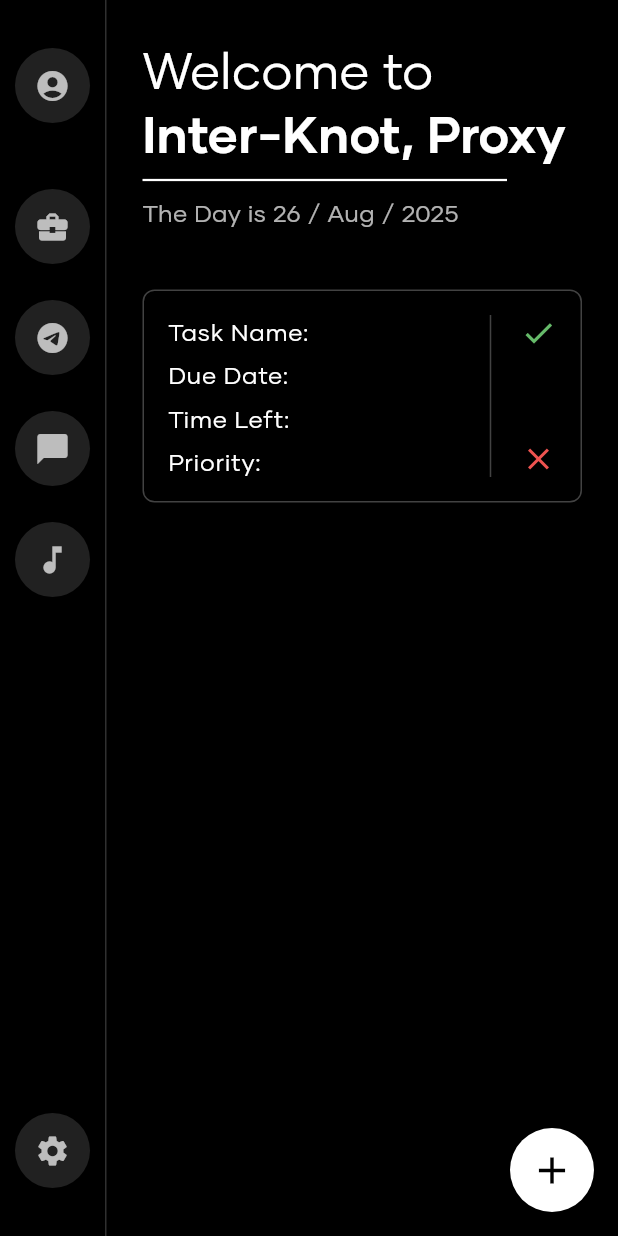
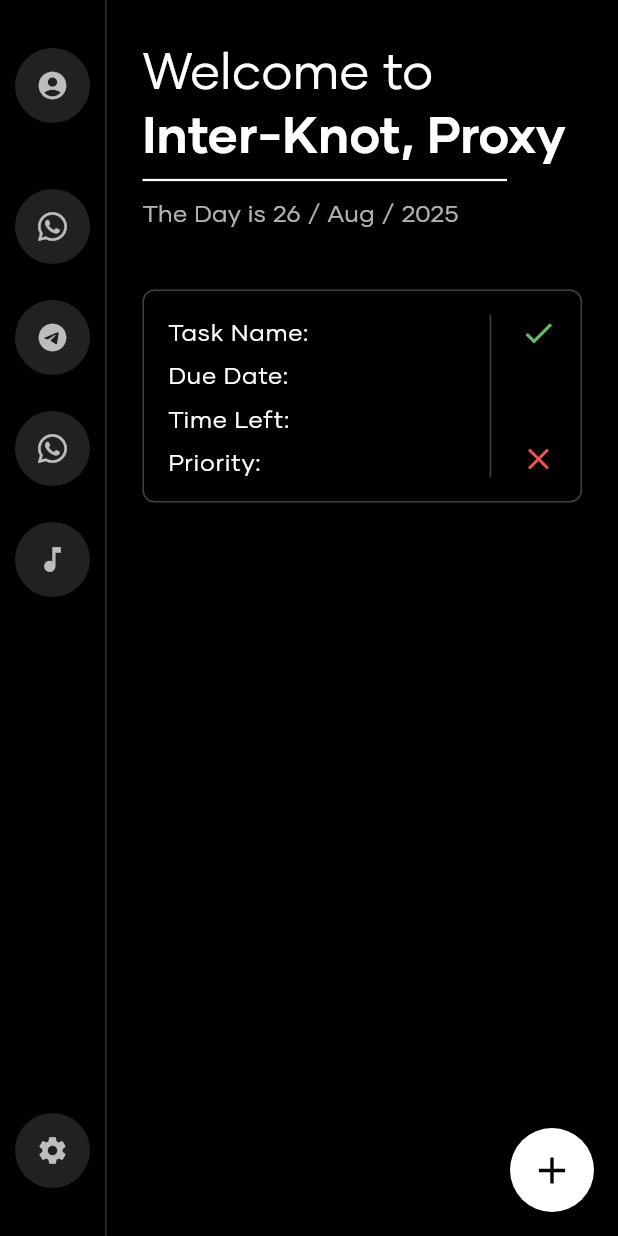
Before and after one commit to LoggingNewMemory/InterKnot, a Flutter app: the screen it shows after launch, on a phone screen of 412 x 824 dp. Run offline on Flutter 3.47's test engine with Material 3 defaults, Android fonts, the phone set to English and light mode, and no system bars; our stand-ins replace font_awesome_flutter.

Commit message:
Additional Icons

```diff
--- a/interknot/lib/main.dart
+++ b/interknot/lib/main.dart
@@ -1,15 +1,11 @@
 import 'package:flutter/material.dart';
-import 'package:flutter/services.dart'; // Import for system UI services
+import 'package:flutter/services.dart';
+import 'package:font_awesome_flutter/font_awesome_flutter.dart'; // Import the icon package
 import 'package:intl/intl.dart';
 
-// The main function is now async to allow for system UI settings
 Future<void> main() async {
-  // Ensure that widget binding is initialized before running the app
   WidgetsFlutterBinding.ensureInitialized();
-
-  // Set the app to run in immersive sticky fullscreen mode
   SystemChrome.setEnabledSystemUIMode(SystemUiMode.immersiveSticky);
-
   runApp(const MainApp());
 }
 
@@ -22,12 +18,9 @@ class MainApp extends StatelessWidget {
       debugShowCheckedModeBanner: false,
       title: 'Inter-Knot',
       theme: ThemeData(
-        // Set the default font family to Gilmer
         fontFamily: 'Gilmer',
-        // Define a dark theme to match the design
         brightness: Brightness.dark,
         scaffoldBackgroundColor: Colors.black,
-        // Customize text themes for different weights
         textTheme: const TextTheme(
           headlineLarge: TextStyle(
               fontSize: 34.0, fontWeight: FontWeight.w700, color: Colors.white),
@@ -38,7 +31,6 @@ class MainApp extends StatelessWidget {
           labelMedium: TextStyle(
               fontSize: 16.0, fontWeight: FontWeight.w500, color: Colors.white),
         ),
-        // Style for the Floating Action Button
         floatingActionButtonTheme: const FloatingActionButtonThemeData(
           backgroundColor: Colors.white,
           foregroundColor: Colors.black,
@@ -56,14 +48,12 @@ class HomePage extends StatelessWidget {
   @override
   Widget build(BuildContext context) {
     return Scaffold(
-      // The main layout is a Row: SideNav on the left, MainContent on the right
       body: Row(
         children: [
-          _SideNavBar(), // Left-side navigation bar
-          // A thin vertical line to separate the sections
+          _SideNavBar(),
           VerticalDivider(width: 1, color: Colors.grey[850]),
           const Expanded(
-            child: _MainContent(), // Main content area
+            child: _MainContent(),
           ),
         ],
       ),
@@ -82,22 +72,22 @@ class _SideNavBar extends StatelessWidget {
   @override
   Widget build(BuildContext context) {
     return Container(
-      width: 70, // Set a fixed width for the nav bar
+      width: 70,
       padding: const EdgeInsets.symmetric(vertical: 20.0),
       child: Column(
         children: [
-          // Top icon (Custom Image)
           _buildNavIcon(icon: Icons.account_circle, onPressed: () {}),
           const SizedBox(height: 20),
-          // Middle icons for apps
+          // --- UPDATED ICONS ---
           _buildNavIcon(
-              icon: Icons.business_center,
+              icon: FontAwesomeIcons.whatsapp,
               onPressed: () {}), // WhatsApp Business
-          _buildNavIcon(icon: Icons.telegram, onPressed: () {}), // Telegram
-          _buildNavIcon(icon: Icons.chat_bubble, onPressed: () {}), // WhatsApp
-          _buildNavIcon(icon: Icons.music_note, onPressed: () {}), // Music
-          const Spacer(), // Pushes the settings icon to the bottom
-          // Bottom icon (Settings)
+          _buildNavIcon(icon: Icons.telegram, onPressed: () {}),
+          _buildNavIcon(
+              icon: FontAwesomeIcons.whatsapp, onPressed: () {}), // WhatsApp
+          // --- END OF UPDATE ---
+          _buildNavIcon(icon: Icons.music_note, onPressed: () {}),
+          const Spacer(),
           _buildNavIcon(icon: Icons.settings, onPressed: () {}),
         ],
       ),
@@ -113,7 +103,9 @@ class _SideNavBar extends StatelessWidget {
         radius: 25,
         backgroundColor: Colors.grey[900],
         child: IconButton(
-          icon: Icon(icon),
+          // Using FaIcon for FontAwesome icons works seamlessly here
+          // as it's a widget, but Icon(icon) is more generic.
+          icon: Icon(icon, size: 22),
           color: Colors.white70,
           onPressed: onPressed,
         ),
@@ -128,7 +120,6 @@ class _MainContent extends StatelessWidget {
 
   @override
   Widget build(BuildContext context) {
-    // Get the current date and format it as shown in the UI
     final String formattedDate =
         DateFormat('dd / MMM / yyyy').format(DateTime.now());
     final textTheme = Theme.of(context).textTheme;
@@ -138,7 +129,6 @@ class _MainContent extends StatelessWidget {
       child: Column(
         crossAxisAlignment: CrossAxisAlignment.start,
         children: [
-          // Header Text
           Text(
             'Welcome to',
             style:
@@ -150,15 +140,11 @@ class _MainContent extends StatelessWidget {
           ),
           const Divider(
               color: Colors.white, thickness: 1.5, endIndent: 50, height: 20),
-
-          // Date Text
           Text(
             'The Day is $formattedDate',
             style: textTheme.bodyMedium,
           ),
           const SizedBox(height: 40),
-
-          // Task Card
           _TaskCard(),
         ],
       ),
@@ -175,14 +161,12 @@ class _TaskCard extends StatelessWidget {
     return Container(
       padding: const EdgeInsets.all(16.0),
       decoration: BoxDecoration(
-        // A subtle border to define the card area
         border: Border.all(color: Colors.grey[800]!),
         borderRadius: BorderRadius.circular(8),
       ),
       child: IntrinsicHeight(
         child: Row(
           children: [
-            // Left side with task details
             Expanded(
               child: Column(
                 crossAxisAlignment: CrossAxisAlignment.start,
@@ -198,7 +182,6 @@ class _TaskCard extends StatelessWidget {
               ),
             ),
             VerticalDivider(color: Colors.grey[800]!, thickness: 1),
-            // Right side with action icons
             Padding(
               padding: const EdgeInsets.only(left: 12.0),
               child: Column(
```
Also changed, not shown: interknot/pubspec.yaml (+5 -9 lines), interknot/pubspec.lock.
